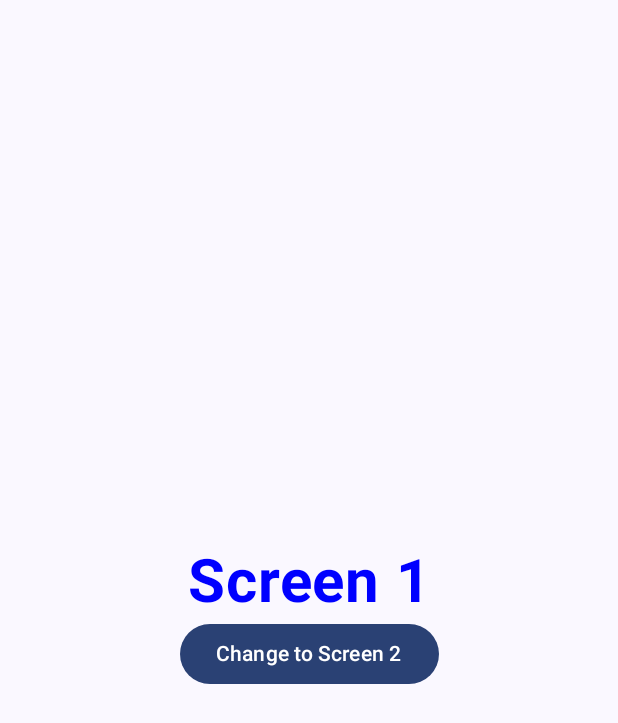
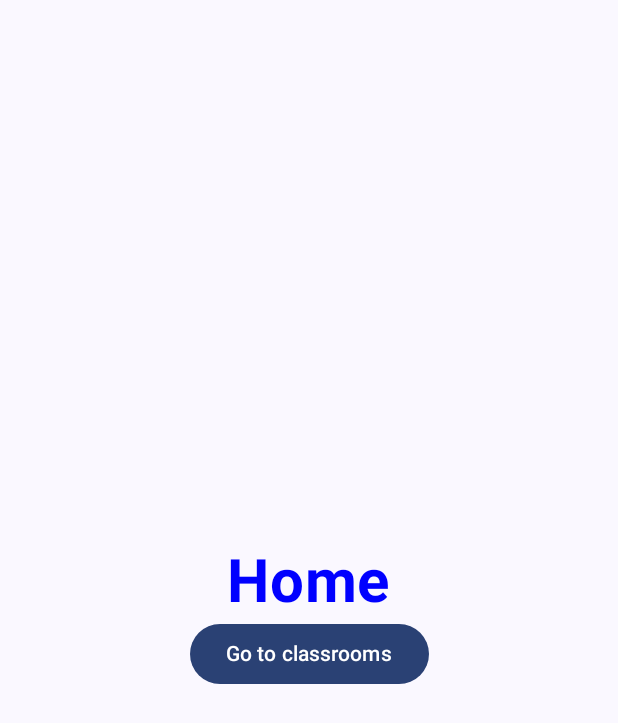
Before and after one commit to AdrienChenuEXE/S5_A_01, an Android app built with Jetpack Compose: the screen it shows after launch (MainActivity), on a phone screen of 412 x 824 dp. Shown: the top 723 px of the screen. Run offline under Robolectric (Android 15) with nearby library versions, the phone set to English and light mode, and no system bars.

Commit message:
Improve routers

```diff
--- a/app/src/main/AndroidManifest.xml
+++ b/app/src/main/AndroidManifest.xml
@@ -13,7 +13,7 @@
         android:theme="@style/Theme.Application_S5_A_01"
         tools:targetApi="31">
         <activity
-            android:name=".MainActivity"
+            android:name=".ui.screens.MainActivity"
             android:exported="true"
             android:label="@string/app_name"
             android:theme="@style/Theme.Application_S5_A_01">
--- a/app/src/main/java/com/example/application_s5_a_01/HomeScreen.kt
+++ /dev/null
@@ -1,79 +0,0 @@
-package com.example.application_s5_a_01
-
-import androidx.compose.foundation.background
-import androidx.compose.foundation.layout.Arrangement
-import androidx.compose.foundation.layout.Column
-import androidx.compose.foundation.layout.fillMaxSize
-import androidx.compose.material3.Button
-import androidx.compose.material3.Text
-import androidx.compose.runtime.Composable
-import androidx.compose.ui.Alignment
-import androidx.compose.ui.Modifier
-import androidx.compose.ui.graphics.Color
-import androidx.compose.ui.text.font.FontWeight
-import androidx.compose.ui.unit.sp
-import androidx.navigation.NavController
-import androidx.navigation.compose.NavHost
-import androidx.navigation.compose.composable
-import androidx.navigation.compose.rememberNavController
-
-@Composable
-fun HomeScreen(){
-    val navController = rememberNavController()
-
-    NavHost(navController = navController, startDestination = "first_screen" ){
-        composable("first_screen"){
-            Screen1(navController = navController)
-        }
-        composable("second_screen"){
-            Screen2(navController = navController)
-        }
-    }
-}
-
-@Composable
-fun Screen1(navController: NavController){
-    Column(
-        horizontalAlignment = Alignment.CenterHorizontally,
-        verticalArrangement = Arrangement.Center,
-        modifier = Modifier
-            .fillMaxSize()
-    ) {
-        Text(
-            text = "Screen 1",
-            color = Color.Blue,
-            fontWeight = FontWeight.Bold,
-            fontSize = 40.sp
-        )
-        Button(onClick = {
-            navController.navigate("second_screen")
-        }
-        ) {
-            Text(text = "Change to Screen 2")
-        }
-    }
-}
-
-@Composable
-fun Screen2(navController: NavController){
-    Column(
-        horizontalAlignment = Alignment.CenterHorizontally,
-        verticalArrangement = Arrangement.Center,
-        modifier = Modifier
-            .fillMaxSize()
-            .background(Color.Blue)
-    ) {
-        Text(
-            text = "Screen 2",
-            color = Color.White,
-            fontWeight = FontWeight.Bold,
-            fontSize = 40.sp
-        )
-        Button(onClick = {
-            navController.popBackStack()
-        }
-        ) {
-            Text(text = "Change to Screen 2")
-        }
-    }
-}
--- /dev/null
+++ b/app/src/main/java/com/example/application_s5_a_01/ui/screens/HomeScreen.kt
@@ -0,0 +1,37 @@
+package com.example.application_s5_a_01.ui.screens
+
+import androidx.compose.foundation.layout.Arrangement
+import androidx.compose.foundation.layout.Column
+import androidx.compose.foundation.layout.fillMaxSize
+import androidx.compose.material3.Button
+import androidx.compose.material3.Text
+import androidx.compose.runtime.Composable
+import androidx.compose.ui.Alignment
+import androidx.compose.ui.Modifier
+import androidx.compose.ui.graphics.Color
+import androidx.compose.ui.text.font.FontWeight
+import androidx.compose.ui.unit.sp
+import androidx.navigation.NavController
+
+@Composable
+fun HomeScreen(navController: NavController){
+    Column(
+        horizontalAlignment = Alignment.CenterHorizontally,
+        verticalArrangement = Arrangement.Center,
+        modifier = Modifier
+            .fillMaxSize()
+    ) {
+        Text(
+            text = "Home",
+            color = Color.Blue,
+            fontWeight = FontWeight.Bold,
+            fontSize = 40.sp
+        )
+        Button(onClick = {
+            navController.navigate("classRoomList")
+        }
+        ) {
+            Text(text = "Go to classrooms")
+        }
+    }
+}
--- /dev/null
+++ b/app/src/main/java/com/example/application_s5_a_01/ui/screens/Router.kt
@@ -0,0 +1,31 @@
+package com.example.application_s5_a_01.ui.screens
+
+import androidx.compose.runtime.Composable
+import androidx.navigation.NavType
+import androidx.navigation.compose.NavHost
+import androidx.navigation.compose.composable
+import androidx.navigation.compose.rememberNavController
+import androidx.navigation.navArgument
+
+@Composable
+fun Router(){
+    val navController = rememberNavController()
+
+    NavHost(navController = navController, startDestination = "home" ){
+        composable("home"){
+            HomeScreen(navController = navController)
+        }
+        composable("classRoomList"){
+            ClassRoomListScreen(navController = navController)
+        }
+        composable(
+            route = "classRoom/{classRoomId}",
+            arguments = listOf(navArgument("classRoomId") { type = NavType.StringType })
+        ) { backStackEntry ->
+            ClassRoomScreen(
+                navController = navController,
+                classRoomId = backStackEntry.arguments?.getString("classRoomId") ?: ""
+            )
+        }
+    }
+}
```
Also changed, not shown: app/build.gradle.kts (+21 -10 lines), app/src/main/java/com/example/application_s5_a_01/data/AppContainer.kt (added, +28 -0 lines), app/src/main/java/com/example/application_s5_a_01/data/MeasureRepository.kt (added, +34 -0 lines), app/src/main/java/com/example/application_s5_a_01/model/Measure.kt (added, +10 -0 lines), app/src/main/java/com/example/application_s5_a_01/model/Values.kt (added, +12 -0 lines), app/src/main/java/com/example/application_s5_a_01/network/MeasureApiService.kt (added, +17 -0 lines), app/src/main/java/com/example/application_s5_a_01/ui/screens/ClassRoomListScreen.kt (added, +58 -0 lines), app/src/main/java/com/example/application_s5_a_01/ui/screens/ClassRoomScreen.kt (added, +42 -0 lines), app/src/main/java/com/example/application_s5_a_01/ui/screens/LineChart.kt (added, +66 -0 lines), app/src/main/java/com/example/application_s5_a_01/ui/screens/MainActivity.kt (renamed from app/src/main/java/com/example/application_s5_a_01/MainActivity.kt, +3 -71 lines).
